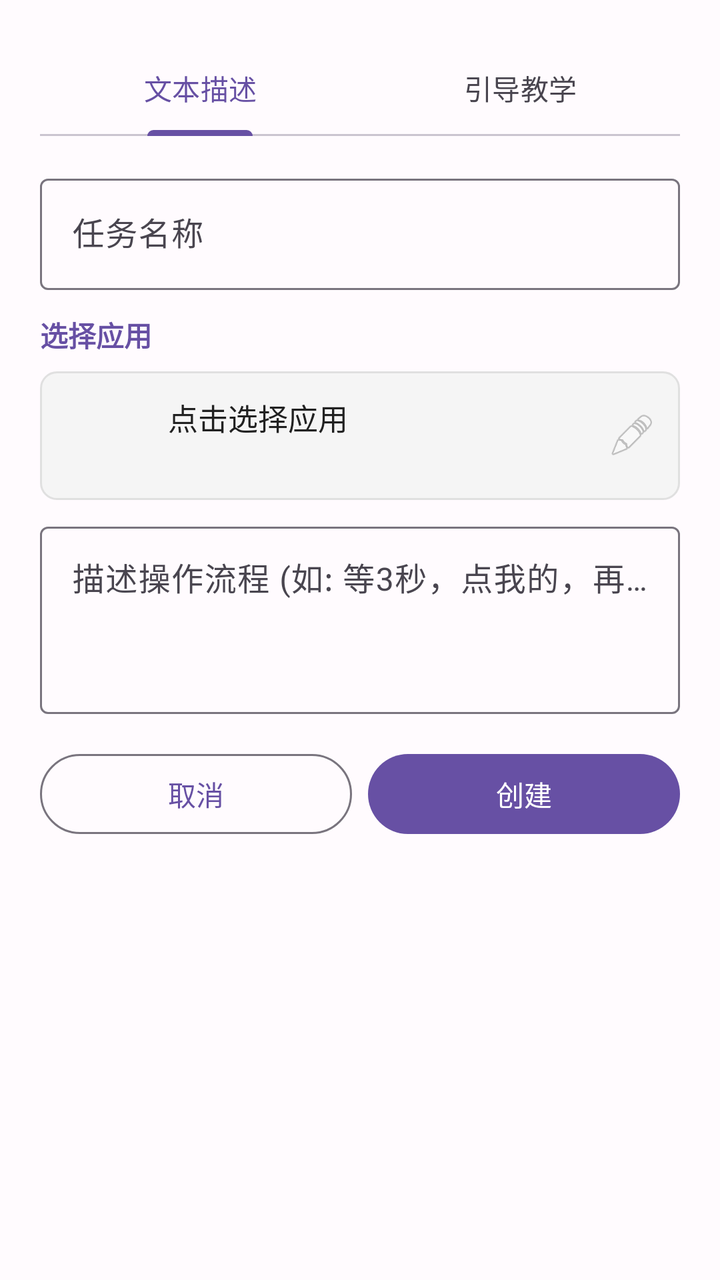
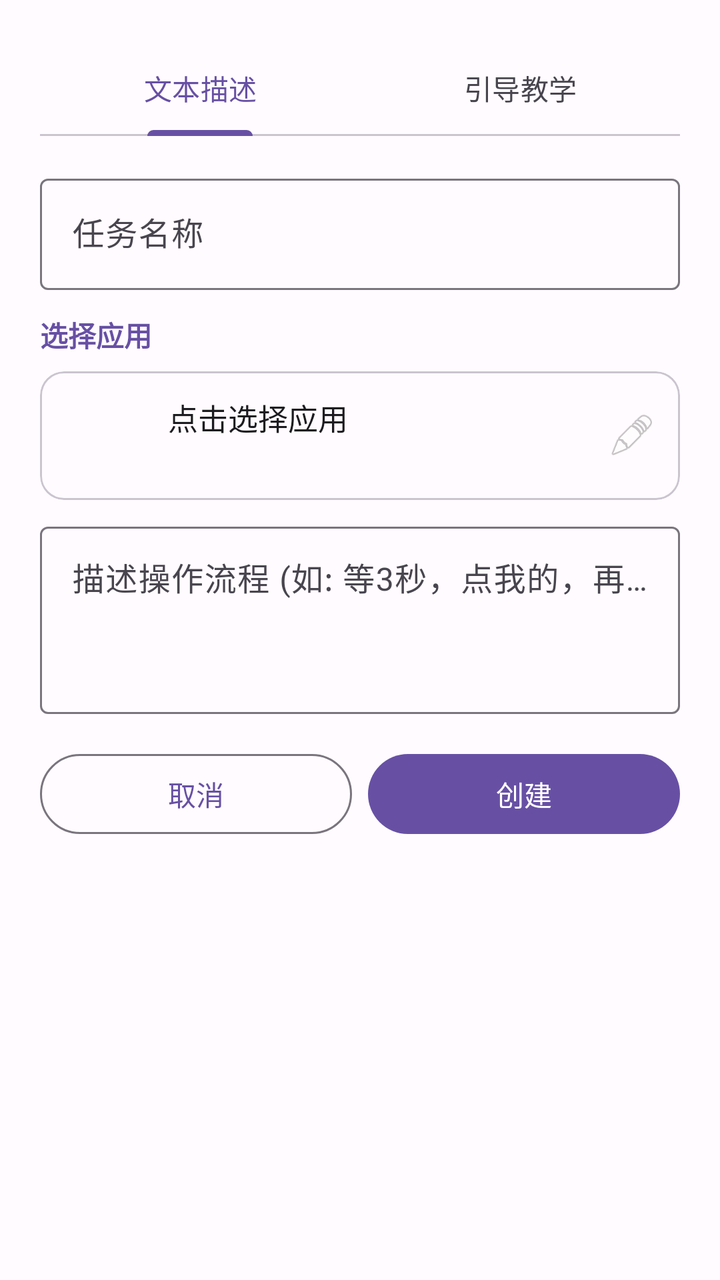

An Android layout rendered at two revisions. The XML below is the earlier revision; the diff shows what the commit changed to produce the second picture.
<!-- AndroidManifest.xml: application theme Theme.AutoTask -->
<!-- res/layout/dialog_add_task.xml -->
<?xml version="1.0" encoding="utf-8"?>
<ScrollView xmlns:android="http://schemas.android.com/apk/res/android"
    xmlns:app="http://schemas.android.com/apk/res-auto"
    android:layout_width="match_parent"
    android:layout_height="wrap_content">

    <LinearLayout
        android:layout_width="match_parent"
        android:layout_height="wrap_content"
        android:orientation="vertical"
        android:padding="20dp">

        <com.google.android.material.tabs.TabLayout
            android:id="@+id/tab_layout"
            android:layout_width="match_parent"
            android:layout_height="wrap_content">

            <com.google.android.material.tabs.TabItem
                android:layout_width="wrap_content"
                android:layout_height="wrap_content"
                android:text="文本描述" />

            <com.google.android.material.tabs.TabItem
                android:layout_width="wrap_content"
                android:layout_height="wrap_content"
                android:text="引导教学" />

        </com.google.android.material.tabs.TabLayout>

        
        <com.google.android.material.textfield.TextInputLayout
            android:layout_width="match_parent"
            android:layout_height="wrap_content"
            android:layout_marginTop="16dp"
            android:hint="任务名称">

            <com.google.android.material.textfield.TextInputEditText
                android:id="@+id/et_task_name"
                android:layout_width="match_parent"
                android:layout_height="wrap_content"
                android:inputType="text" />

        </com.google.android.material.textfield.TextInputLayout>

        
        <TextView
            android:layout_width="wrap_content"
            android:layout_height="wrap_content"
            android:layout_marginTop="12dp"
            android:text="选择应用"
            android:textSize="14sp"
            android:textStyle="bold"
            android:textColor="?attr/colorPrimary" />

        
        <LinearLayout
            android:id="@+id/layout_selected_app"
            android:layout_width="match_parent"
            android:layout_height="wrap_content"
            android:orientation="horizontal"
            android:gravity="center_vertical"
            android:background="@drawable/bg_app_selector"
            android:padding="12dp"
            android:layout_marginTop="8dp"
            android:clickable="true"
            android:focusable="true">

            <ImageView
                android:id="@+id/iv_selected_icon"
                android:layout_width="40dp"
                android:layout_height="40dp"
                android:scaleType="fitCenter"
                android:src="@android:drawable/sym_def_app_icon" />

            <LinearLayout
                android:layout_width="0dp"
                android:layout_height="wrap_content"
                android:layout_weight="1"
                android:orientation="vertical"
                android:layout_marginStart="12dp">

                <TextView
                    android:id="@+id/tv_selected_name"
                    android:layout_width="wrap_content"
                    android:layout_height="wrap_content"
                    android:text="点击选择应用"
                    android:textSize="15sp"
                    android:textColor="#212121" />

                <TextView
                    android:id="@+id/tv_selected_package"
                    android:layout_width="wrap_content"
                    android:layout_height="wrap_content"
                    android:textSize="12sp"
                    android:textColor="#757575"
                    android:layout_marginTop="2dp" />

            </LinearLayout>

            <ImageView
                android:layout_width="24dp"
                android:layout_height="24dp"
                android:src="@android:drawable/ic_menu_edit"
                android:alpha="0.5" />

        </LinearLayout>

        
        <com.google.android.material.textfield.TextInputLayout
            android:id="@+id/til_description"
            android:layout_width="match_parent"
            android:layout_height="wrap_content"
            android:layout_marginTop="8dp"
            android:hint="描述操作流程 (如: 等3秒，点我的，再点设置)">

            <com.google.android.material.textfield.TextInputEditText
                android:id="@+id/et_description"
                android:layout_width="match_parent"
                android:layout_height="wrap_content"
                android:inputType="textMultiLine"
                android:minLines="3"
                android:gravity="top" />

        </com.google.android.material.textfield.TextInputLayout>

        
        <TextView
            android:id="@+id/tv_teach_hint"
            android:layout_width="match_parent"
            android:layout_height="wrap_content"
            android:layout_marginTop="8dp"
            android:text="教学模式：系统会打开应用，然后逐步引导你描述每个页面的操作"
            android:textSize="12sp"
            android:textColor="#757575"
            android:visibility="gone" />

        
        <com.google.android.material.button.MaterialButton
            android:id="@+id/btn_ai_parse"
            android:layout_width="match_parent"
            android:layout_height="wrap_content"
            android:text="AI 解析为步骤"
            android:layout_marginTop="8dp"
            android:visibility="gone"
            style="@style/Widget.Material3.Button.OutlinedButton"
            app:icon="@android:drawable/ic_menu_search" />

        
        <LinearLayout
            android:id="@+id/layout_loading"
            android:layout_width="match_parent"
            android:layout_height="wrap_content"
            android:orientation="vertical"
            android:gravity="center"
            android:layout_marginTop="16dp"
            android:padding="16dp"
            android:visibility="gone">

            <ProgressBar
                android:id="@+id/progress_bar"
                android:layout_width="wrap_content"
                android:layout_height="wrap_content"
                android:indeterminate="true" />

            <TextView
                android:id="@+id/tv_loading_text"
                android:layout_width="wrap_content"
                android:layout_height="wrap_content"
                android:text="正在解析..."
                android:textSize="14sp"
                android:textColor="#666666"
                android:layout_marginTop="8dp" />

        </LinearLayout>

        
        <LinearLayout
            android:id="@+id/layout_step_preview"
            android:layout_width="match_parent"
            android:layout_height="wrap_content"
            android:orientation="vertical"
            android:layout_marginTop="8dp"
            android:visibility="gone">

            <TextView
                android:layout_width="wrap_content"
                android:layout_height="wrap_content"
                android:text="解析结果（点击步骤可删除）："
                android:textSize="12sp"
                android:textColor="#757575"
                android:textStyle="bold" />

            <androidx.recyclerview.widget.RecyclerView
                android:id="@+id/rv_steps"
                android:layout_width="match_parent"
                android:layout_height="200dp"
                android:layout_marginTop="4dp"
                android:background="#F5F5F5"
                android:nestedScrollingEnabled="false" />

        </LinearLayout>

        <LinearLayout
            android:layout_width="match_parent"
            android:layout_height="wrap_content"
            android:orientation="horizontal"
            android:layout_marginTop="16dp">

            <com.google.android.material.button.MaterialButton
                android:id="@+id/btn_cancel"
                android:layout_width="0dp"
                android:layout_height="wrap_content"
                android:layout_weight="1"
                android:text="取消"
                style="@style/Widget.Material3.Button.OutlinedButton" />

            <com.google.android.material.button.MaterialButton
                android:id="@+id/btn_confirm"
                android:layout_width="0dp"
                android:layout_height="wrap_content"
                android:layout_weight="1"
                android:layout_marginStart="8dp"
                android:text="创建" />

        </LinearLayout>

    </LinearLayout>
</ScrollView>
<!-- resources referenced by this layout -->
<resources>
  <!-- drawable bg_app_selector (drawable) -->
  <?xml version="1.0" encoding="utf-8"?>
  <selector xmlns:android="http://schemas.android.com/apk/res/android">
      <item android:state_pressed="true">
          <shape android:shape="rectangle">
              <solid android:color="#E0E0E0" />
              <corners android:radius="8dp" />
              <stroke android:width="1dp" android:color="#BDBDBD" />
          </shape>
      </item>
      <item>
          <shape android:shape="rectangle">
              <solid android:color="#F5F5F5" />
              <corners android:radius="8dp" />
              <stroke android:width="1dp" android:color="#E0E0E0" />
          </shape>
      </item>
  </selector>
  <style name="Theme.AutoTask" parent="Theme.AutoTask.Purple" />
  <style name="Theme.AutoTask.Purple" parent="Theme.Material3.Light.NoActionBar">
          <item name="colorPrimary">@color/purple_primary</item>
          <item name="colorOnPrimary">@color/purple_on_primary</item>
          <item name="colorPrimaryContainer">@color/purple_primary_container</item>
          <item name="colorOnPrimaryContainer">@color/purple_on_primary_container</item>
          <item name="colorSecondary">@color/purple_secondary</item>
          <item name="colorOnSecondary">@color/purple_on_secondary</item>
          <item name="colorSecondaryContainer">@color/purple_secondary_container</item>
          <item name="colorSurface">@color/purple_surface</item>
          <item name="colorOnSurface">@color/purple_on_surface</item>
          <item name="colorSurfaceVariant">@color/purple_surface_variant</item>
          <item name="android:colorBackground">@color/purple_background</item>
      </style>
  <color name="purple_primary">#6750A4</color>
  <color name="purple_on_primary">#FFFFFF</color>
  <color name="purple_primary_container">#EADDFF</color>
  <color name="purple_on_primary_container">#21005D</color>
  <color name="purple_secondary">#625B71</color>
  <color name="purple_on_secondary">#FFFFFF</color>
  <color name="purple_secondary_container">#E8DEF8</color>
  <color name="purple_surface">#FFFBFE</color>
  <color name="purple_on_surface">#1C1B1F</color>
  <color name="purple_surface_variant">#E7E0EC</color>
  <color name="purple_background">#FFFBFE</color>
</resources>

<!-- the commit's change to res/layout/dialog_add_task.xml (unified diff, before → after) -->
@@ -53,57 +53,65 @@
             android:textColor="?attr/colorPrimary" />
 
         
-        <LinearLayout
+        <com.google.android.material.card.MaterialCardView
             android:id="@+id/layout_selected_app"
             android:layout_width="match_parent"
             android:layout_height="wrap_content"
-            android:orientation="horizontal"
-            android:gravity="center_vertical"
-            android:background="@drawable/bg_app_selector"
-            android:padding="12dp"
-            android:layout_marginTop="8dp"
-            android:clickable="true"
-            android:focusable="true">
-
-            <ImageView
-                android:id="@+id/iv_selected_icon"
-                android:layout_width="40dp"
-                android:layout_height="40dp"
-                android:scaleType="fitCenter"
-                android:src="@android:drawable/sym_def_app_icon" />
+            android:layout_marginTop="8dp"
+            app:cardCornerRadius="12dp"
+            app:cardElevation="0dp"
+            app:strokeWidth="1dp"
+            app:strokeColor="?attr/colorOutlineVariant"
+            app:cardBackgroundColor="?attr/colorSurface">
 
             <LinearLayout
-                android:layout_width="0dp"
-                android:layout_height="wrap_content"
-                android:layout_weight="1"
-                android:orientation="vertical"
-                android:layout_marginStart="12dp">
-
-                <TextView
-                    android:id="@+id/tv_selected_name"
-                    android:layout_width="wrap_content"
+                android:layout_width="match_parent"
+                android:layout_height="wrap_content"
+                android:orientation="horizontal"
+                android:gravity="center_vertical"
+                android:padding="12dp">
+
+                <ImageView
+                    android:id="@+id/iv_selected_icon"
+                    android:layout_width="40dp"
+                    android:layout_height="40dp"
+                    android:scaleType="fitCenter"
+                    android:src="@android:drawable/sym_def_app_icon" />
+
+                <LinearLayout
+                    android:layout_width="0dp"
                     android:layout_height="wrap_content"
-                    android:text="点击选择应用"
-                    android:textSize="15sp"
-                    android:textColor="#212121" />
-
-                <TextView
-                    android:id="@+id/tv_selected_package"
-                    android:layout_width="wrap_content"
-                    android:layout_height="wrap_content"
-                    android:textSize="12sp"
-                    android:textColor="#757575"
-                    android:layout_marginTop="2dp" />
+                    android:layout_weight="1"
+                    android:orientation="vertical"
+                    android:layout_marginStart="12dp">
+
+                    <TextView
+                        android:id="@+id/tv_selected_name"
+                        android:layout_width="wrap_content"
+                        android:layout_height="wrap_content"
+                        android:text="点击选择应用"
+                        android:textSize="15sp"
+                        android:textColor="?attr/colorOnSurface" />
+
+                    <TextView
+                        android:id="@+id/tv_selected_package"
+                        android:layout_width="wrap_content"
+                        android:layout_height="wrap_content"
+                        android:textSize="12sp"
+                        android:textColor="?attr/colorOnSurfaceVariant"
+                        android:layout_marginTop="2dp" />
+
+                </LinearLayout>
+
+                <ImageView
+                    android:layout_width="24dp"
+                    android:layout_height="24dp"
+                    android:src="@android:drawable/ic_menu_edit"
+                    android:alpha="0.5" />
 
             </LinearLayout>
 
-            <ImageView
-                android:layout_width="24dp"
-                android:layout_height="24dp"
-                android:src="@android:drawable/ic_menu_edit"
-                android:alpha="0.5" />
-
-        </LinearLayout>
+        </com.google.android.material.card.MaterialCardView>
 
         
         <com.google.android.material.textfield.TextInputLayout
@@ -168,7 +176,7 @@
                 android:layout_height="wrap_content"
                 android:text="正在解析..."
                 android:textSize="14sp"
-                android:textColor="#666666"
+                android:textColor="?attr/colorOnSurfaceVariant"
                 android:layout_marginTop="8dp" />
 
         </LinearLayout>
@@ -187,7 +195,7 @@
                 android:layout_height="wrap_content"
                 android:text="解析结果（点击步骤可删除）："
                 android:textSize="12sp"
-                android:textColor="#757575"
+                android:textColor="?attr/colorOnSurfaceVariant"
                 android:textStyle="bold" />
 
             <androidx.recyclerview.widget.RecyclerView
@@ -195,7 +203,7 @@
                 android:layout_width="match_parent"
                 android:layout_height="200dp"
                 android:layout_marginTop="4dp"
-                android:background="#F5F5F5"
+                android:background="?attr/colorSurfaceVariant"
                 android:nestedScrollingEnabled="false" />
 
         </LinearLayout>
<!-- resource entries referenced after the edit -->
@@ -1,25 +1,7 @@
 <!-- resources referenced by this layout -->
 <resources>
-  <!-- drawable bg_app_selector (drawable) -->
-  <?xml version="1.0" encoding="utf-8"?>
-  <selector xmlns:android="http://schemas.android.com/apk/res/android">
-      <item android:state_pressed="true">
-          <shape android:shape="rectangle">
-              <solid android:color="#E0E0E0" />
-              <corners android:radius="8dp" />
-              <stroke android:width="1dp" android:color="#BDBDBD" />
-          </shape>
-      </item>
-      <item>
-          <shape android:shape="rectangle">
-              <solid android:color="#F5F5F5" />
-              <corners android:radius="8dp" />
-              <stroke android:width="1dp" android:color="#E0E0E0" />
-          </shape>
-      </item>
-  </selector>
   <style name="Theme.AutoTask" parent="Theme.AutoTask.Purple" />
-  <style name="Theme.AutoTask.Purple" parent="Theme.Material3.Light.NoActionBar">
+  <style name="Theme.AutoTask.Purple" parent="Theme.Material3.DayNight.NoActionBar">
           <item name="colorPrimary">@color/purple_primary</item>
           <item name="colorOnPrimary">@color/purple_on_primary</item>
           <item name="colorPrimaryContainer">@color/purple_primary_container</item>
